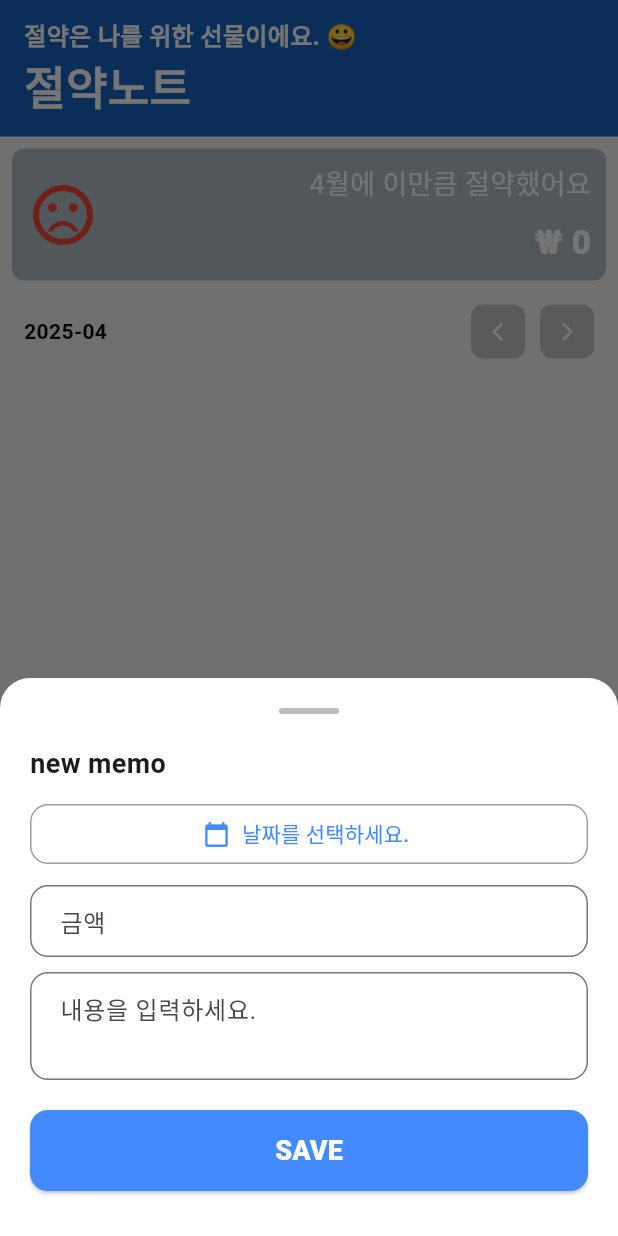
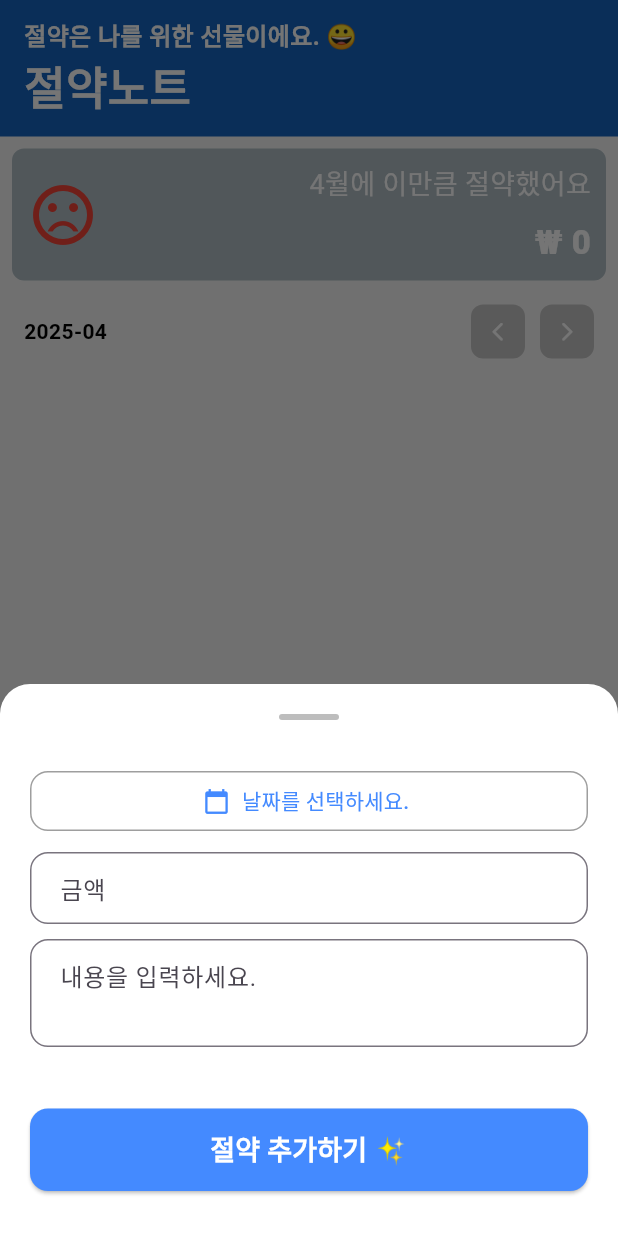
Before and after one commit to hankiw/savek, a Flutter app: the screen it shows after launch, after a tap on the "edit note" icon, on a phone screen of 412 x 824 dp. Run offline on Flutter 3.47's test engine with Material 3 defaults, Android fonts, the phone set to English and light mode, and no system bars; drawn by our look-alikes of google_mobile_ads; our stand-ins replace sqflite; accounts and stored records are empty; network calls fail.

Commit message:
하단 입력부 ui 수정, 유효성검사 추가

```diff
--- a/lib/ad_mob_service.dart
+++ b/lib/ad_mob_service.dart
@@ -1,5 +1,6 @@
 import 'dart:io';
 
+import 'package:flutter/foundation.dart';
 import 'package:flutter/material.dart';
 import 'package:google_mobile_ads/google_mobile_ads.dart';
 
@@ -8,9 +9,9 @@ class AdMobService {
   // 배너광고 unit id 가져오기 (개발시 테스트 id 임, 배포 시 변경 필요)
   static String? get bannerAdUnitID {
     if (Platform.isAndroid) {
-      return 'ca-app-pub-3940256099942544/6300978111';
+      return (kDebugMode) ? 'ca-app-pub-3940256099942544/6300978111' : 'ca-app-pub-5021535189202199/2079629153';
     } else if (Platform.isIOS) {
-      return 'test';
+      return (kDebugMode) ? 'ca-app-pub-3940256099942544/2934735716' : 'ca-app-pub-5021535189202199~5893745495';;
     }
     return null;
   }
--- a/lib/screen/main_screen.dart
+++ b/lib/screen/main_screen.dart
@@ -106,6 +106,7 @@ class _MainScreenState extends State<MainScreen> {
     final _amount = TextEditingController();
 		final _content = TextEditingController();
     String _selectedDate = '';
+    String _alertMessage = '';
 
     showModalBottomSheet(
       backgroundColor: Colors.white,
@@ -139,7 +140,6 @@ class _MainScreenState extends State<MainScreen> {
                         )
                       ),
                     ),
-                    Text('new memo', style: TextStyle(fontSize: 18.0, fontWeight: FontWeight.bold)),
                     SizedBox(height: 10.0),
 										TextButton.icon(
                       style: TextButton.styleFrom(
@@ -191,6 +191,10 @@ class _MainScreenState extends State<MainScreen> {
                         contentPadding: EdgeInsets.symmetric(horizontal: 16.0, vertical: 12.0),
                       )
                     ),
+                    Container(
+                      padding: const EdgeInsets.only(left: 8.0),
+                      child: Text(_alertMessage, style: TextStyle(color: Colors.red[600])),
+                    ),
                     SizedBox(height: 20.0),
                     ElevatedButton(
                       style: ElevatedButton.styleFrom(
@@ -203,11 +207,19 @@ class _MainScreenState extends State<MainScreen> {
                       onPressed: () async {
                         if (_selectedDate != '' && _amount.text.isNotEmpty && _content.text.isNotEmpty) {
 													await DBHelper.insertMemo(Memo(date: _selectedDate, amount: int.parse(_amount.text), content: _content.text));
-												}
-												Navigator.pop(context);
-                        _loadMemo();
+                          Navigator.pop(context);
+                          _loadMemo();
+												} else {
+                          if (_selectedDate == '') {
+                            setState(() { _alertMessage = '날짜를 입력하세요.'; });
+                          } else if (_amount.text.isEmpty) {
+                            setState(() { _alertMessage = '금액을 입력하세요.'; });
+                          } else if (_content.text.isEmpty) {
+                            setState(() { _alertMessage = '내용을 입력하세요.'; });
+                          }
+                        }
                       },
-                      child: Text('SAVE', style: TextStyle(color: Colors.white, fontWeight: FontWeight.w900, fontSize: 18.0)),
+                      child: Text('절약 추가하기 ✨', style: TextStyle(color: Colors.white, fontWeight: FontWeight.w900, fontSize: 18.0)),
                     ),
                     SizedBox(height: 10.0),
                   ],
@@ -435,11 +447,11 @@ class _MainScreenState extends State<MainScreen> {
               ),
             ),
 						Container(
-							height: 60.0,
+							height: 80.0,
 							child: AdWidget(
                 ad: _bannerAd!
               ),
-						)
+						),
 					],
         ),
       ),
```
